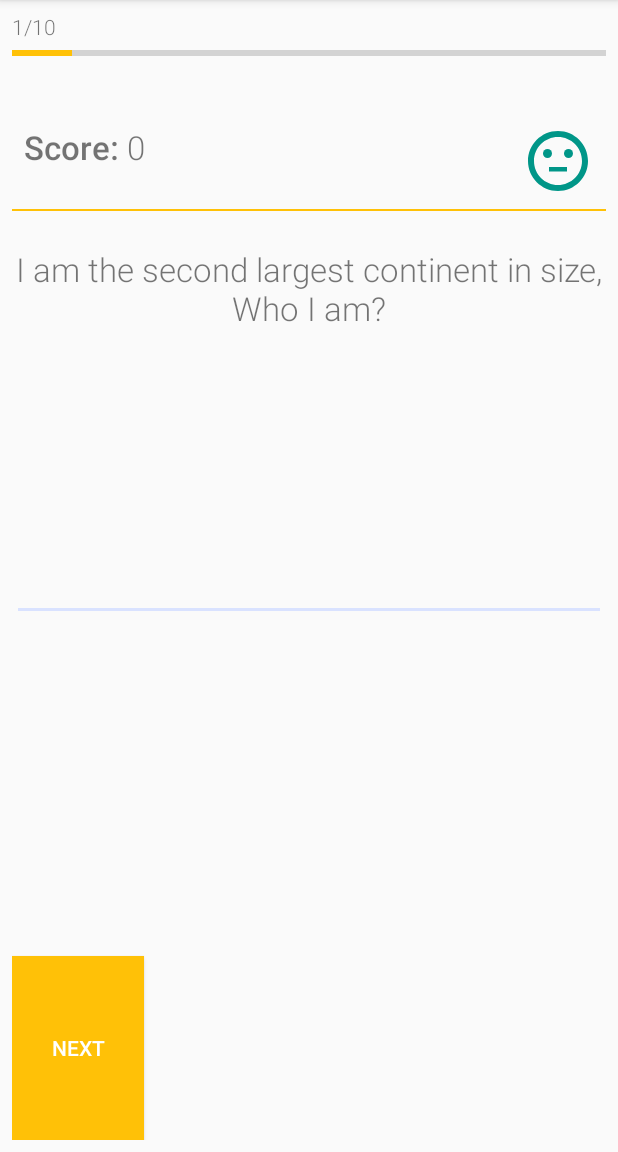
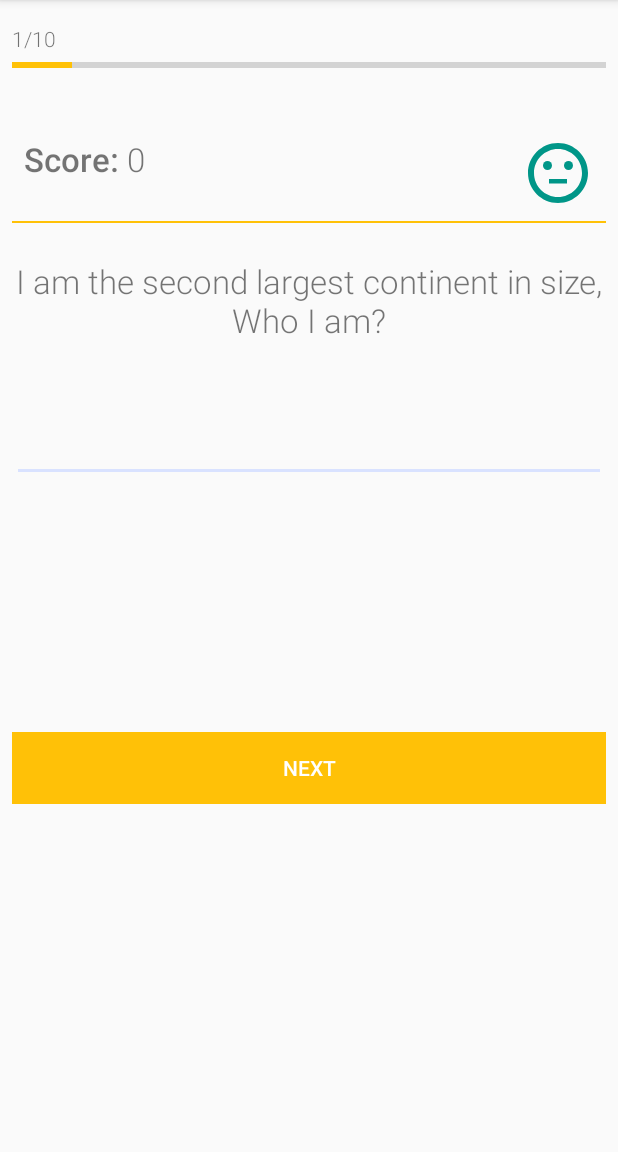
Before and after one commit to mkenlo/Quiz, an Android app: the screen it shows after launch (MainActivity), on a phone screen of 412 x 824 dp, the part 84-1236 px from its top. Run offline under Robolectric (Android 15) with nearby library versions, the phone set to English and light mode, and no system bars.

```diff
--- a/app/build.gradle
+++ b/app/build.gradle
@@ -27,5 +27,6 @@ dependencies {
     compile 'com.android.support:appcompat-v7:25.3.1'
     compile 'com.android.support.constraint:constraint-layout:1.0.2'
     compile 'com.google.code.gson:gson:2.8.0'
+    compile 'com.android.support:support-v4:25.3.1'
     testCompile 'junit:junit:4.12'
 }
--- a/app/src/main/res/layout/activity_main.xml
+++ b/app/src/main/res/layout/activity_main.xml
@@ -1,12 +1,18 @@
 <?xml version="1.0" encoding="utf-8"?>
-<LinearLayout xmlns:android="http://schemas.android.com/apk/res/android"
+<ScrollView xmlns:android="http://schemas.android.com/apk/res/android"
     xmlns:tools="http://schemas.android.com/tools"
     android:layout_width="match_parent"
     android:layout_height="match_parent"
-    android:orientation="vertical"
-    android:padding="@dimen/spacing_small"
+    android:paddingTop="@dimen/spacing_medium"
+    android:paddingLeft="@dimen/spacing_small"
+    android:paddingRight="@dimen/spacing_small"
     tools:context="com.mkenlo.quiz.MainActivity">
 
+    <LinearLayout
+        android:layout_width="match_parent"
+        android:layout_height="match_parent"
+        android:orientation="vertical"
+        android:id="@+id/quizContainer">
         <TextView
             android:id="@+id/progressText"
             android:layout_width="wrap_content"
@@ -67,17 +73,24 @@
             android:gravity="center_horizontal"
             android:paddingTop="@dimen/spacing_small"
             android:text="Question Here"
-        android:textSize="@dimen/text_medium" />
+            android:textSize="@dimen/text_medium"
+            android:layout_marginBottom="@dimen/spacing_large"/>
 
         <RadioGroup
             android:id="@+id/optionGroup"
             android:layout_width="match_parent"
-        android:layout_height="wrap_content"
-        android:layout_weight="3">
+            android:layout_height="180dp"
+            android:orientation="vertical"
+            android:layout_marginTop="@dimen/spacing_medium">
 
         </RadioGroup>
 
 
+        <android.support.v7.widget.ButtonBarLayout
+            android:layout_width="match_parent"
+            android:layout_height="wrap_content"
+            android:layout_marginTop="@dimen/spacing_large"
+            android:layout_weight="1">
             <Button
                 android:id="@+id/nextButton"
                 style="@style/ButtonElement"
@@ -85,4 +98,9 @@
                 android:onClick="getNextQuestion"
                 android:text="Next" />
 
+        </android.support.v7.widget.ButtonBarLayout>
+
+
     </LinearLayout>
+
+</ScrollView>
--- a/app/src/main/res/values/strings.xml
+++ b/app/src/main/res/values/strings.xml
@@ -9,4 +9,7 @@
     <string name="font_family_black">sans-serif-black</string>
     <string name="font_family_thin">sans-serif-thin</string>
 
+    <!-- TODO: Remove or change this placeholder text -->
+    <string name="hello_blank_fragment">Hello blank fragment</string>
+
 </resources>
```
Also changed, not shown: app/src/main/java/com/mkenlo/quiz/MainActivity.java (+35 -4 lines). Lines whose indentation alone changed are shown as unchanged.
